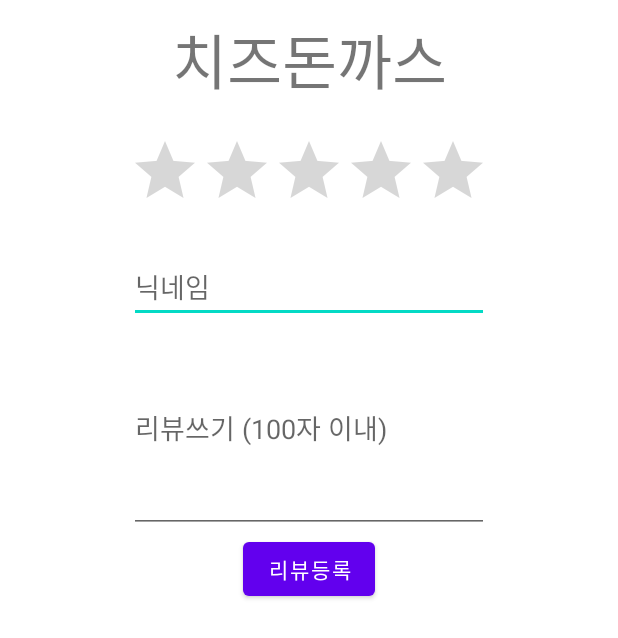
After one commit to GedFlow/LoginTest_ver2, an Android app: the layout activity_review.xml on its own in the app's theme, with its tools: preview values and no code run, on a phone screen of 412 x 824 dp. The commit adds this screen. Shown: the top 638 px of the screen. Run offline under Robolectric (Android 15) with nearby library versions, the phone set to English and light mode, and no system bars.

Commit message:
파이어베이스와 연동해 리뷰등록 기능 추가함 읽기 기능과 디자인 손봐야됨

```diff
--- a/app/build.gradle
+++ b/app/build.gradle
@@ -40,4 +40,6 @@ dependencies {
     implementation platform('com.google.firebase:firebase-bom:30.0.2')
     implementation 'com.google.firebase:firebase-analytics'
     implementation 'com.google.firebase:firebase-auth'
+    // When using the BoM, you don't specify versions in Firebase library dependencies
+    implementation 'com.google.firebase:firebase-firestore'
 }
--- a/app/src/main/java/study/jyavanna/login_test2/Distance.java
+++ b/app/src/main/java/study/jyavanna/login_test2/Distance.java
@@ -48,7 +48,7 @@ public class Distance extends AppCompatActivity {
         btnBD1.setOnClickListener(new View.OnClickListener() {
             @Override
             public void onClick(View view) {
-                Intent i1 = new Intent(getApplicationContext(), WebBD1.class);
+                Intent i1 = new Intent(Distance.this, WebBD1.class);
                 startActivity(i1);
             }
         });
--- a/app/src/main/res/layout/activity_fragcafe_kyosu.xml
+++ b/app/src/main/res/layout/activity_fragcafe_kyosu.xml
@@ -9,12 +9,14 @@
     >
 
     <LinearLayout
+
         android:layout_width="match_parent"
         android:layout_height="90dp"
         android:orientation="horizontal"
         android:layout_marginBottom="2dp"
         android:layout_marginTop="2dp"
         android:background="@drawable/line_cafe"
+        android:clickable="true"
         >
 
         <ImageView
@@ -31,11 +33,13 @@
             android:layout_weight="3"
             >
             <TextView
+                android:id="@+id/cheezeDonga"
                 android:layout_width="match_parent"
                 android:layout_height="match_parent"
                 android:layout_weight="3"
                 android:text="치즈돈까스"
                 android:textSize="40dp"
+
                 />
             <LinearLayout
                 android:layout_width="match_parent"
--- /dev/null
+++ b/app/src/main/res/layout/activity_review.xml
@@ -0,0 +1,63 @@
+<?xml version="1.0" encoding="utf-8"?>
+<LinearLayout xmlns:android="http://schemas.android.com/apk/res/android"
+    xmlns:app="http://schemas.android.com/apk/res-auto"
+    xmlns:tools="http://schemas.android.com/tools"
+    android:layout_width="match_parent"
+    android:layout_height="match_parent"
+    tools:context=".Review"
+    android:orientation="vertical">
+
+    <LinearLayout
+        android:layout_width="wrap_content"
+        android:layout_height="wrap_content"
+        android:orientation="vertical"
+        android:layout_gravity="center"
+        >
+
+        <TextView
+            android:id="@+id/rTitle"
+            android:layout_width="match_parent"
+            android:layout_height="wrap_content"
+            android:text="치즈돈까스"
+            android:gravity="center"
+            android:textSize="40dp"
+            android:layout_marginTop="10dp"
+            />
+
+        <RatingBar
+            android:id="@+id/rRating"
+            android:layout_marginTop="20dp"
+            android:layout_width="wrap_content"
+            android:layout_height="wrap_content"
+            android:layout_gravity="center"
+            />
+
+        <EditText
+            android:id="@+id/rUser"
+            android:layout_width="match_parent"
+            android:layout_height="wrap_content"
+            android:layout_gravity="center"
+            android:hint="닉네임"
+            android:layout_marginTop="20dp"
+            android:maxLength="20"
+            />
+
+        <EditText
+            android:id="@+id/rReview"
+            android:layout_width="match_parent"
+            android:layout_height="140dp"
+            android:hint="리뷰쓰기 (100자 이내)"
+            android:maxLength="100"
+            />
+
+        <Button
+            android:id="@+id/btnReview"
+            android:layout_width="wrap_content"
+            android:layout_height="wrap_content"
+            android:layout_gravity="center"
+            android:text="리뷰등록"
+            />
+
+    </LinearLayout>
+
+</LinearLayout>
--- a/app/src/main/res/values-night/themes.xml
+++ b/app/src/main/res/values-night/themes.xml
@@ -12,5 +12,7 @@
         <!-- Status bar color. -->
         <item name="android:statusBarColor" tools:targetApi="l">?attr/colorPrimaryVariant</item>
         <!-- Customize your theme here. -->
+        <item name="windowNoTitle">true</item>
+        <item name="windowActionBar">false</item>
     </style>
 </resources>
--- a/app/src/main/res/values/themes.xml
+++ b/app/src/main/res/values/themes.xml
@@ -15,4 +15,9 @@
         <item name="windowNoTitle">true</item>
         <item name="windowActionBar">false</item>
     </style>
+
+    <style name="Theme.MyDialog" parent="Theme.AppCompat.DayNight.Dialog.Alert">
+        <item name="windowActionBar">false</item>
+        <item name="windowNoTitle">true</item>
+    </style>
 </resources>
```
Also changed, not shown: app/src/main/AndroidManifest.xml (+6 -4 lines), app/src/main/java/study/jyavanna/login_test2/Fragcafe_kyosu.java (+19 -1 lines), app/src/main/java/study/jyavanna/login_test2/Review.java (added, +80 -0 lines), 1 other file.
